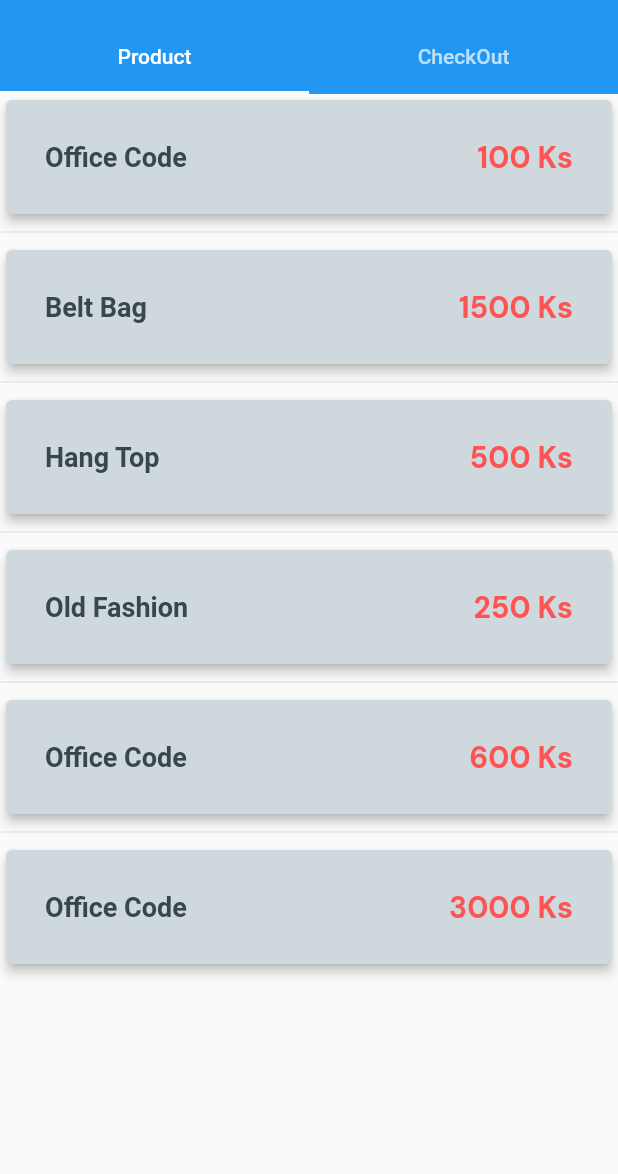
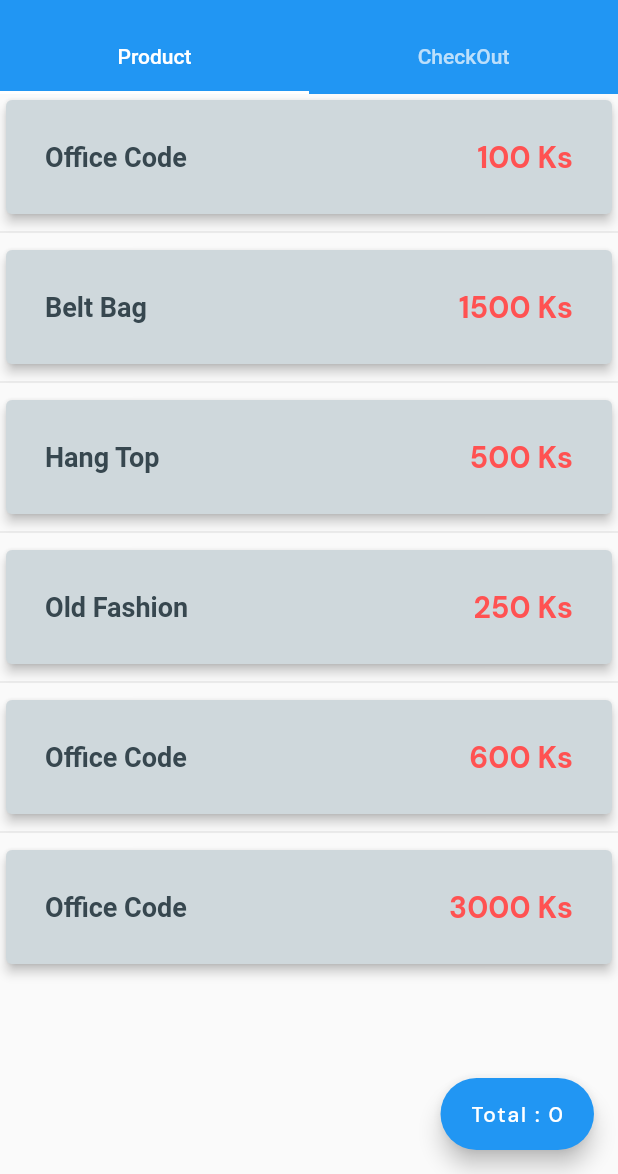
Before and after one commit to gipsycloud/akin, a Flutter app: the screen it shows after launch, after a tap on "Table One", on a phone screen of 412 x 824 dp, the part 62-1236 px from its top. Run offline on Flutter 3.47's test engine with Material 2 defaults, Android fonts, the phone set to English and light mode, and no system bars; our stand-ins replace flutter_svg, google_fonts, hive, hive_flutter; accounts and stored records are empty.

Commit message:
adding floating icon for Total Sale

```diff
--- a/lib/table/table_order.dart
+++ b/lib/table/table_order.dart
@@ -42,6 +42,11 @@ class _TableOrderState extends State<TableOrder> {
             sum: sum = sum,
           ),
         ]),
+        floatingActionButton: FloatingActionButton.extended(
+          onPressed: () {},
+          label: Text("Total : $sum"),
+          // icon: const Icon(Icons.add),
+        ),
       ),
     );
   }
```
